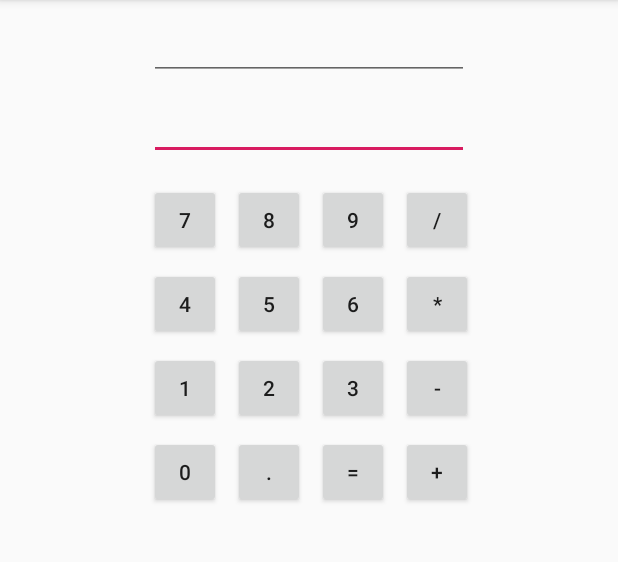
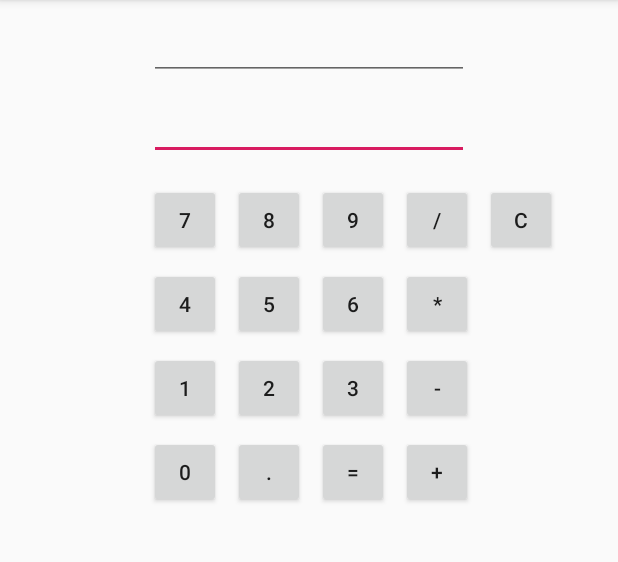
Before and after one commit to z35ali/Calculator, an Android app: the screen it shows after launch (MainActivity), on a phone screen of 412 x 824 dp, the part 84-646 px from its top. Run offline under Robolectric (Android 15) with nearby library versions, the phone set to English and light mode, and no system bars.

Commit message:
Add clear button

```diff
--- a/app/src/main/java/com/ali/zafar/calculator/MainActivity.java
+++ b/app/src/main/java/com/ali/zafar/calculator/MainActivity.java
@@ -43,6 +43,7 @@ public class MainActivity extends AppCompatActivity {
         Button buttonSubtract = findViewById(R.id.buttonSubtract);
         Button buttonAdd = findViewById(R.id.buttonAdd);
 
+        Button buttonClear = findViewById(R.id.buttonClear);
         View.OnClickListener listener = new View.OnClickListener() {
             @Override
             public void onClick(View v) {
@@ -71,13 +72,13 @@ public class MainActivity extends AppCompatActivity {
                 String operation = b.getText().toString();
                 String value = newNumber.getText().toString();
 
-               try{
-                   Double doubleValue = Double.valueOf(value);
-                   performOperation(doubleValue, operation);
+                try {
+                    Double doubleValue = Double.valueOf(value);
+                    performOperation(doubleValue, operation);
 
-               }catch (NumberFormatException e){
+                } catch (NumberFormatException e) {
                     newNumber.setText("");
-               }
+                }
 
                 pendingOperation = operation;
                 displayOperation.setText(pendingOperation);
@@ -89,6 +90,17 @@ public class MainActivity extends AppCompatActivity {
         buttonDivide.setOnClickListener(operationListener);
         buttonAdd.setOnClickListener(operationListener);
         buttonSubtract.setOnClickListener(operationListener);
+
+        buttonClear.setOnClickListener(new View.OnClickListener() {
+            @Override
+            public void onClick(View v) {
+                operand1 = null;
+                pendingOperation = "";
+                newNumber.setText("");
+                result.setText("");
+                displayOperation.setText("");
+            }
+        });
 
     }
 
--- a/app/src/main/res/layout-land/activity_main.xml
+++ b/app/src/main/res/layout-land/activity_main.xml
@@ -202,4 +202,14 @@
         app:layout_constraintBaseline_toBaselineOf="@+id/result"
         app:layout_constraintEnd_toStartOf="@+id/result"
         app:layout_constraintStart_toStartOf="parent" />
+
+    <Button
+        android:id="@+id/buttonClear"
+        android:layout_width="wrap_content"
+        android:layout_height="wrap_content"
+        android:layout_marginStart="8dp"
+        android:minWidth="48dp"
+        android:text="C"
+        app:layout_constraintBaseline_toBaselineOf="@+id/buttonDivide"
+        app:layout_constraintStart_toEndOf="@+id/buttonDivide" />
 </android.support.constraint.ConstraintLayout>
--- a/app/src/main/res/layout/activity_main.xml
+++ b/app/src/main/res/layout/activity_main.xml
@@ -117,6 +117,16 @@
         app:layout_constraintStart_toEndOf="@+id/button9" />
 
     <Button
+        android:id="@+id/buttonClear"
+        android:layout_width="wrap_content"
+        android:layout_height="wrap_content"
+        android:layout_marginStart="8dp"
+        android:minWidth="48dp"
+        android:text="C"
+        app:layout_constraintBaseline_toBaselineOf="@+id/buttonDivide"
+        app:layout_constraintStart_toEndOf="@+id/buttonDivide" />
+
+    <Button
         android:id="@+id/buttonMultiply"
         android:layout_width="wrap_content"
         android:layout_height="wrap_content"
@@ -206,4 +216,5 @@
         app:layout_constraintEnd_toEndOf="parent"
         app:layout_constraintStart_toStartOf="parent"
         app:layout_constraintTop_toBottomOf="@+id/result" />
+
 </android.support.constraint.ConstraintLayout>
```
